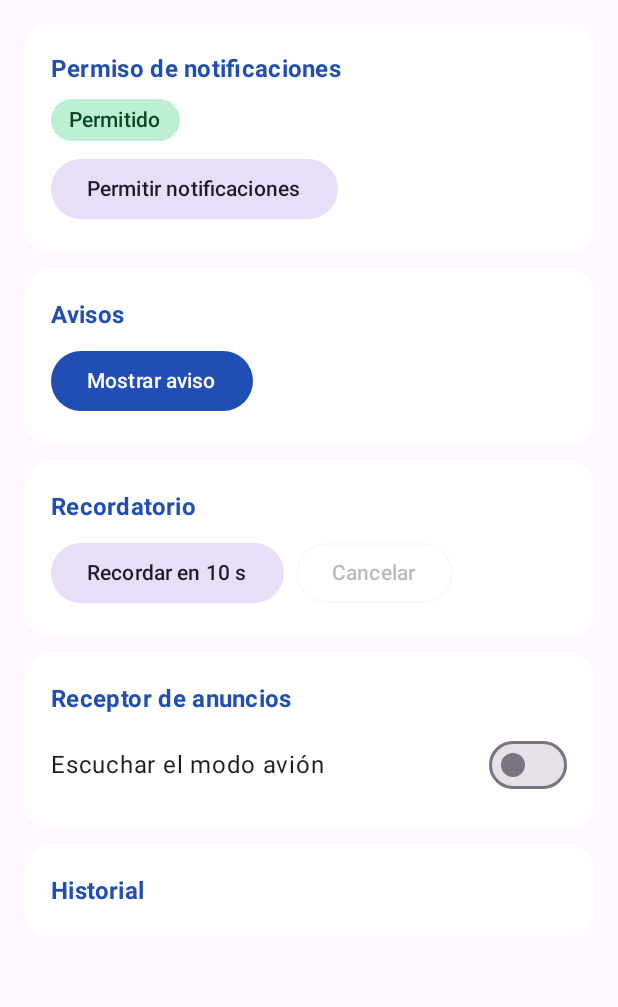
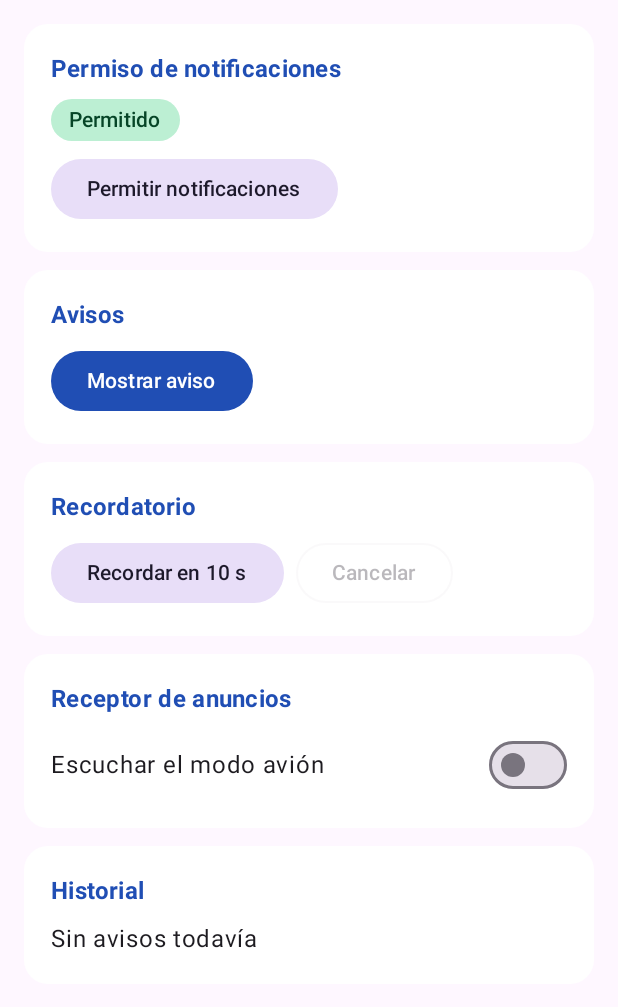
Before and after one commit to israelhuamanh/AvisosCampus, an Android app built with Jetpack Compose: the screen it shows after launch (MainActivity), on a phone screen of 412 x 824 dp, the part 96-1103 px from its top. Run offline under Robolectric (Android 15) with nearby library versions, the phone set to English and light mode, and no system bars.

Commit message:
feat(ui): agrega historial de avisos

```diff
--- /dev/null
+++ b/app/src/main/java/com/tecsup/avisoscampus/ui/HistorialAvisos.kt
@@ -0,0 +1,32 @@
+package com.tecsup.avisoscampus.ui
+
+import androidx.compose.foundation.layout.*
+import androidx.compose.foundation.shape.RoundedCornerShape
+import androidx.compose.material3.*
+import androidx.compose.runtime.Composable
+import androidx.compose.ui.Alignment
+import androidx.compose.ui.Modifier
+import androidx.compose.ui.text.font.FontWeight
+import androidx.compose.ui.unit.dp
+import com.tecsup.avisoscampus.model.Aviso
+
+@Composable
+fun HistorialAvisos(avisos: List<Aviso>) {
+    Tarjeta("Historial") {
+        if (avisos.isEmpty()) Text("Sin avisos todavía")
+        avisos.take(20).forEachIndexed { indice, aviso ->
+            if (indice > 0) HorizontalDivider()
+            Row(Modifier.fillMaxWidth(), verticalAlignment = Alignment.CenterVertically) {
+                Surface(shape = RoundedCornerShape(8.dp), color = MaterialTheme.colorScheme.primaryContainer,
+                    contentColor = MaterialTheme.colorScheme.onPrimaryContainer) {
+                    Text(aviso.origen.texto, Modifier.padding(horizontal = 8.dp, vertical = 4.dp),
+                        style = MaterialTheme.typography.labelMedium)
+                }
+                Spacer(Modifier.weight(1f))
+                Text(aviso.hora, style = MaterialTheme.typography.labelMedium)
+            }
+            Text(aviso.titulo, fontWeight = FontWeight.SemiBold)
+            Text(aviso.texto, style = MaterialTheme.typography.bodyMedium)
+        }
+    }
+}
--- a/app/src/main/java/com/tecsup/avisoscampus/ui/PantallaAvisos.kt
+++ b/app/src/main/java/com/tecsup/avisoscampus/ui/PantallaAvisos.kt
@@ -64,6 +64,7 @@ fun PantallaAvisos(vm: AvisosViewModel) {
             onDispose { contexto.unregisterReceiver(receptor) }
         } else onDispose {}
     }
+    val avisos by vm.avisos.collectAsState()
     Scaffold(topBar = {
         TopAppBar(title = { Text("AvisosCampus", fontWeight = FontWeight.Bold) },
             colors = TopAppBarDefaults.topAppBarColors(containerColor = MaterialTheme.colorScheme.primary,
@@ -106,7 +107,7 @@ fun PantallaAvisos(vm: AvisosViewModel) {
                 Tarjeta("Receptor de anuncios") {
                     OpcionEscucha("Escuchar el modo avión", escuchando, vm::cambiarEscucha)
                 }
-                Tarjeta("Historial") {}
+                HistorialAvisos(avisos)
             }
         }
     }
```
